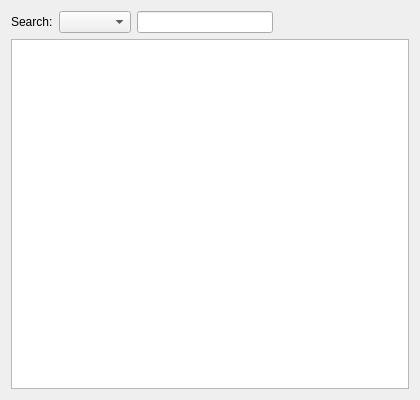
Old version of the form src/dictionarywidget.ui in the repository jablonkai/QDictionary.
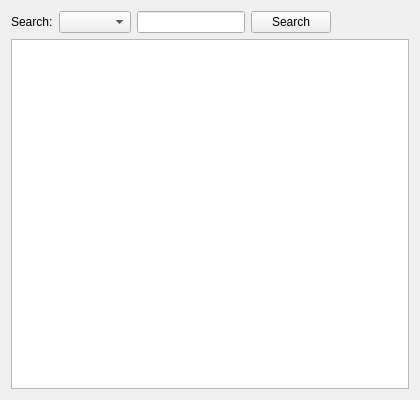
New version of the form. Custom widgets are drawn as their Qt base class.

What changed in the file:
```diff
--- a/src/dictionarywidget.ui
+++ b/src/dictionarywidget.ui
@@ -32,6 +32,13 @@
      <item>
       <widget class="LineEdit" name="lineEdit" />
      </item>
+     <item>
+      <widget class="QPushButton" name="searchButton" >
+       <property name="text" >
+        <string>Search</string>
+       </property>
+      </widget>
+     </item>
      <item>
       <spacer>
        <property name="orientation" >
```
